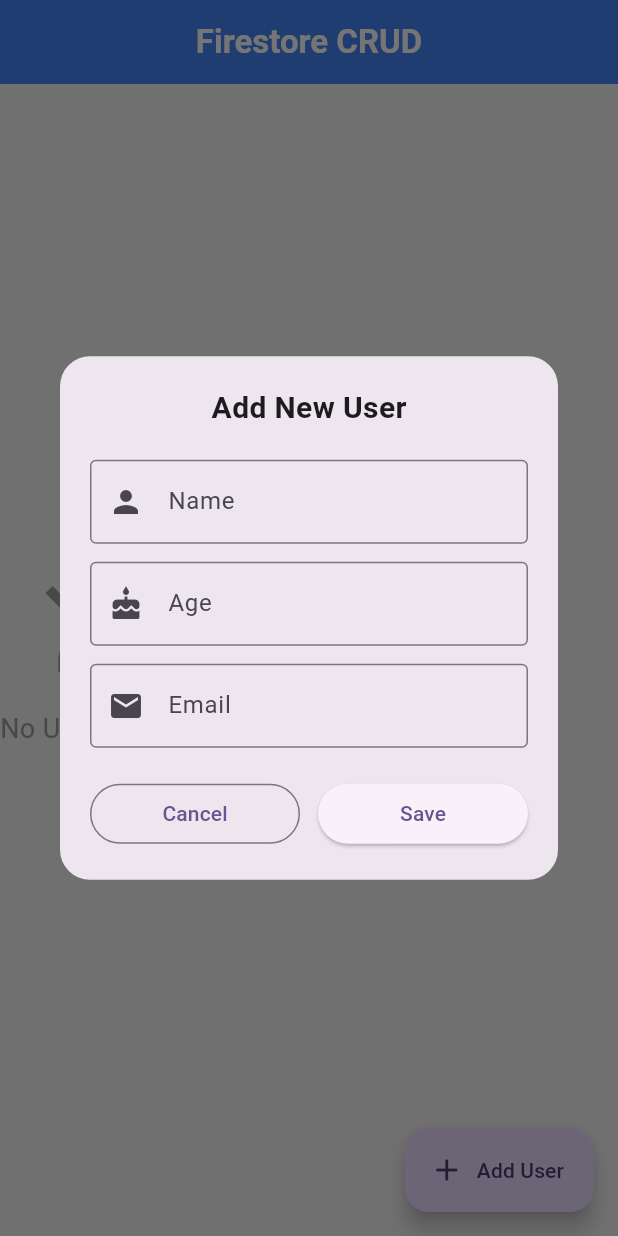
After one commit to JenilFlutter09/flutterTutorials, a Flutter app: the FirebaseView screen opened directly, after a tap on "Add User", on a phone screen of 412 x 824 dp. The commit adds this screen. Run offline on Flutter 3.47's test engine with Material 3 defaults, Android fonts, the phone set to English and light mode, and no system bars; our stand-ins replace cloud_firestore, firebase_core, flutter_secure_storage, get, shared_preferences; missing offline and left inert: staggered_grid_view, svg_image; accounts and stored records are empty.

Commit message:
dec16Commit

```diff
--- /dev/null
+++ b/lib/firebase/firebaseCustomClass.dart
@@ -0,0 +1,106 @@
+import 'package:cloud_firestore/cloud_firestore.dart';
+
+
+/*
+STEPS FOR FIREBASE
+
+CREATE A PROJECT IN FIREBASE
+
+CONNECT THE PROJECT WITH THE ANDROID STUDIO PROJECT
+
+
+CHECK FOR FLUTTERFIRE VERSION
+--> flutterfire --version
+
+CHECK FOR FIREBASE VERSION
+-->  firebase --version
+
+IF FIREBASE NOT THERE ADD IT :-
+MAC->  brew install firebase-cli // IT WILL TAKE TIME
+WINDOWS ->
+
+RECHECK FIREBASE VERSION
+--> firebase --version
+
+THEN LOGIN INTO YOUR FIREBASE ACCOUNT USING :-
+firebase login
+
+AFTER LOGGED IN SUCCESSFULLY RUN THE COMMAND YOU GET FROM THE FIREBASE CONSOLE
+flutterfire configure --project=testingproject-db7ee
+
+SELECT THE PLATFORMS TO INTEGRATE THE FIREBASE PROJECT WITH
+
+AND EVEN FOR CONFIRMATION YOU CAN SEE THE FIREBASE_OPTIONS.DART INSIDE YOUR LIB FOLDER
+ADD DEPENDENCIES FOR FIREBASE :-
+  firebase_core: ^2.27.0
+  cloud_firestore: ^4.15.0
+
+
+WRITE CUSTOM CLASS FOR PERFORMING OUR TASKS
+
+DESIGN OUR UI TO SEE CHANGES
+
+PERFORM THE CRUD OPERATIONS
+
+*/
+
+
+
+
+
+class UserModel {
+  final String id;
+  final String name;
+  final int age;
+  final String email;
+
+  UserModel({
+    required this.id,
+    required this.name,
+    required this.age,
+    required this.email,
+  });
+
+  Map<String, dynamic> toMap() {
+    return {
+      'name': name,
+      'age': age,
+      'email': email,
+      'createdAt': FieldValue.serverTimestamp(),
+    };
+  }
+
+  factory UserModel.fromDoc(DocumentSnapshot doc) {
+    final data = doc.data() as Map<String, dynamic>;
+    return UserModel(
+      id: doc.id,
+      name: data['name'],
+      age: data['age'],
+      email: data['email'],
+    );
+  }
+}
+
+class FirestoreService {
+  final FirebaseFirestore _db = FirebaseFirestore.instance;
+
+  CollectionReference get users => _db.collection('users');
+
+  /// CREATE
+  Future<void> addUser(UserModel user) async {
+    await users.add(user.toMap());
+  }
+
+  /// READ
+  Future<List<UserModel>> getUsers() async {
+    final snapshot = await users.get();
+    return snapshot.docs
+        .map((doc) => UserModel.fromDoc(doc))
+        .toList();
+  }
+
+  /// DELETE (optional but good)
+  Future<void> deleteUser(String id) async {
+    await users.doc(id).delete();
+  }
+}
--- /dev/null
+++ b/lib/firebase/firebaseView.dart
@@ -0,0 +1,250 @@
+import 'package:flutter/material.dart';
+import 'package:get/get.dart';
+
+import 'firebaseCustomClass.dart';
+
+class FirebaseView extends StatelessWidget {
+  FirebaseView({super.key});
+
+  final controller = Get.put(FirebaseController());
+
+  @override
+  Widget build(BuildContext context) {
+    return Scaffold(
+      backgroundColor: Colors.grey.shade100,
+      appBar: AppBar(
+        title: const Text(
+          "Firestore CRUD",
+          style: TextStyle(fontWeight: FontWeight.w600, color: Colors.white),
+        ),
+        centerTitle: true,
+        automaticallyImplyLeading: false,
+        backgroundColor: Colors.blueAccent,
+        elevation: 2,
+      ),
+
+      body: Obx(() {
+        if (controller.isLoading.value) {
+          return const Center(child: CircularProgressIndicator());
+        }
+
+        if (controller.users.isEmpty) {
+          return Column(
+            mainAxisAlignment: MainAxisAlignment.center,
+            children: const [
+              Icon(Icons.person_off, size: 80, color: Colors.grey),
+              SizedBox(height: 12),
+              Text(
+                "No Users Found",
+                style: TextStyle(fontSize: 18, color: Colors.grey),
+              ),
+            ],
+          );
+        }
+
+        return ListView.builder(
+          padding: const EdgeInsets.all(12),
+          itemCount: controller.users.length,
+          itemBuilder: (context, index) {
+            final user = controller.users[index];
+
+            return Card(
+              elevation: 4,
+              margin: const EdgeInsets.symmetric(vertical: 8),
+              shape: RoundedRectangleBorder(
+                borderRadius: BorderRadius.circular(16),
+              ),
+              child: ListTile(
+                contentPadding: const EdgeInsets.all(16),
+                leading: CircleAvatar(
+                  radius: 24,
+                  backgroundColor: Colors.blue.shade100,
+                  child: Text(
+                    user.name[0].toUpperCase(),
+                    style: const TextStyle(
+                      fontSize: 18,
+                      fontWeight: FontWeight.bold,
+                      color: Colors.blue,
+                    ),
+                  ),
+                ),
+                title: Text(
+                  user.name,
+                  style: const TextStyle(
+                    fontWeight: FontWeight.w600,
+                    fontSize: 16,
+                  ),
+                ),
+                subtitle: Padding(
+                  padding: const EdgeInsets.only(top: 4),
+                  child: Text(
+                    "${user.email}\nAge: ${user.age}",
+                    style: TextStyle(color: Colors.grey.shade700),
+                  ),
+                ),
+                isThreeLine: true,
+                trailing: IconButton(
+                  icon: const Icon(Icons.delete_outline, color: Colors.red),
+                  onPressed: () => controller.deleteUser(user.id),
+                ),
+              ),
+            );
+          },
+        );
+      }),
+
+      floatingActionButton: FloatingActionButton.extended(
+        onPressed: () => showAddUserDialog(context),
+        icon: const Icon(Icons.add),
+        label: const Text("Add User"),
+      ),
+    );
+  }
+
+  // ---------------- ADD USER DIALOG ----------------
+
+  void showAddUserDialog(BuildContext context) {
+    final nameController = TextEditingController();
+    final ageController = TextEditingController();
+    final emailController = TextEditingController();
+
+    Get.dialog(
+      Dialog(
+        shape: RoundedRectangleBorder(
+          borderRadius: BorderRadius.circular(20),
+        ),
+        child: Padding(
+          padding: const EdgeInsets.all(20),
+          child: Column(
+            mainAxisSize: MainAxisSize.min,
+            children: [
+              const Text(
+                "Add New User",
+                style: TextStyle(
+                  fontSize: 20,
+                  fontWeight: FontWeight.bold,
+                ),
+              ),
+              const SizedBox(height: 20),
+
+              TextField(
+                controller: nameController,
+                decoration: const InputDecoration(
+                  labelText: "Name",
+                  prefixIcon: Icon(Icons.person),
+                  border: OutlineInputBorder(),
+                ),
+              ),
+              const SizedBox(height: 12),
+
+              TextField(
+                controller: ageController,
+                keyboardType: TextInputType.number,
+                decoration: const InputDecoration(
+                  labelText: "Age",
+                  prefixIcon: Icon(Icons.cake),
+                  border: OutlineInputBorder(),
+                ),
+              ),
+              const SizedBox(height: 12),
+
+              TextField(
+                controller: emailController,
+                keyboardType: TextInputType.emailAddress,
+                decoration: const InputDecoration(
+                  labelText: "Email",
+                  prefixIcon: Icon(Icons.email),
+                  border: OutlineInputBorder(),
+                ),
+              ),
+
+              const SizedBox(height: 20),
+
+              Row(
+                children: [
+                  Expanded(
+                    child: OutlinedButton(
+                      onPressed: () => Get.back(),
+                      child: const Text("Cancel"),
+                    ),
+                  ),
+                  const SizedBox(width: 12),
+                  Expanded(
+                    child: ElevatedButton(
+                      onPressed: () {
+                        if (nameController.text.isEmpty ||
+                            ageController.text.isEmpty ||
+                            emailController.text.isEmpty) {
+                          Get.snackbar(
+                            "Error",
+                            "All fields are required",
+                            snackPosition: SnackPosition.BOTTOM,
+                          );
+                          return;
+                        }
+
+                        controller.addUser(
+                          name: nameController.text.trim(),
+                          age: int.parse(ageController.text.trim()),
+                          email: emailController.text.trim(),
+                        );
+
+                        Get.back();
+                      },
+                      child: const Text("Save"),
+                    ),
+                  ),
+                ],
+              ),
+            ],
+          ),
+        ),
+      ),
+    );
+  }
+}
+
+
+class FirebaseController extends GetxController {
+  final FirestoreService service = FirestoreService();
+
+  final users = <UserModel>[].obs;
+  final isLoading = false.obs;
+
+  @override
+  void onInit() {
+    fetchUsers();
+    super.onInit();
+  }
+
+  /// CREATE
+  Future<void> addUser({
+    required String name,
+    required int age,
+    required String email,
+  }) async {
+    await service.addUser(
+      UserModel(
+        id: '',
+        name: name,
+        age: age,
+        email: email,
+      ),
+    );
+
+    fetchUsers();
+  }
+
+  /// READ
+  Future<void> fetchUsers() async {
+    isLoading.value = true;
+    users.value = await service.getUsers();
+    isLoading.value = false;
+  }
+
+  /// DELETE
+  Future<void> deleteUser(String id) async {
+    await service.deleteUser(id);
+    fetchUsers();
+  }
+}
--- a/lib/homeScreen.dart
+++ b/lib/homeScreen.dart
@@ -2,6 +2,7 @@ import 'dart:math';
 
 import 'package:flutter/cupertino.dart';
 import 'package:flutter/material.dart';
+import 'package:fluttertutorials/firebase/firebaseView.dart';
 import 'package:fluttertutorials/topicsToCover/formExample.dart';
 import 'package:fluttertutorials/topicsToCover/getXStateManagement.dart';
 import 'package:fluttertutorials/topicsToCover/navigation.dart';
@@ -30,7 +31,7 @@ class Homescreen extends StatelessWidget {
     final screenWidth = mediaQuery.size.width;
     final screenHeight = mediaQuery.size.height;
     final orientation = mediaQuery.orientation;
-    final topics = ['GetXExample','ListView','Gridview', 'tryPage', 'listExample', 'stackExample','navigateOne','Form Example','srcExample','SignUp'];
+    final topics = ['FireBase','ListView','Gridview', 'tryPage', 'listExample', 'stackExample','navigateOne','Form Example','srcExample','SignUp'];
     return Scaffold(
       appBar: AppBar(
         title: Text(
@@ -54,7 +55,7 @@ class Homescreen extends StatelessWidget {
                 //   context,
                 //   MaterialPageRoute(builder: (context) => ListviewExample()),
                 // );
-                Get.to(()=>HomePage());
+                Get.to(()=>FirebaseView());
               }else if(index == 2){
                 Navigator.push(
                   context,
--- a/pubspec.yaml
+++ b/pubspec.yaml
@@ -40,6 +40,8 @@ dependencies:
   http:
   shared_preferences:
   flutter_secure_storage:
+  firebase_core: ^2.27.0
+  cloud_firestore: ^4.15.0
 dev_dependencies:
   flutter_test:
     sdk: flutter
```
Also changed, not shown: lib/main.dart (+7 -1 lines), lib/secureStorage.dart (+26 -1 lines), firebase.json (added), lib/firebase_options.dart (added), pubspec.lock, 5 other files.
